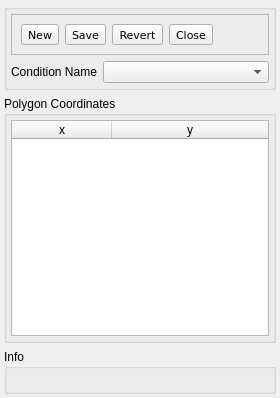
flueke/mvme, file src/analysis/polygon_condition_dialog.ui: the form before one commit.
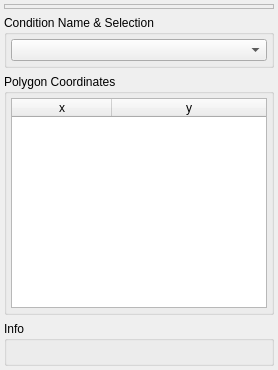
The form after the commit. Icons and pictures are not drawn.

Commit message: analysis: improve polygon editing (undo/redo, deletion, dialog toolbar)

Diff of the .ui file:
```diff
--- a/src/analysis/polygon_condition_dialog.ui
+++ b/src/analysis/polygon_condition_dialog.ui
@@ -6,8 +6,8 @@
    <rect>
     <x>0</x>
     <y>0</y>
-    <width>280</width>
-    <height>398</height>
+    <width>278</width>
+    <height>370</height>
    </rect>
   </property>
   <property name="windowTitle">
@@ -27,40 +27,6 @@
     <number>4</number>
    </property>
    <item row="2" column="0">
-    <widget class="QGroupBox" name="groupBox">
-     <property name="title">
-      <string>Info</string>
-     </property>
-     <layout class="QGridLayout" name="gridLayout">
-      <property name="leftMargin">
-       <number>4</number>
-      </property>
-      <property name="topMargin">
-       <number>4</number>
-      </property>
-      <property name="rightMargin">
-       <number>4</number>
-      </property>
-      <property name="bottomMargin">
-       <number>4</number>
-      </property>
-      <item row="0" column="0">
-       <widget class="QLabel" name="label_info">
-        <property name="text">
-         <string/>
-        </property>
-        <property name="textFormat">
-         <enum>Qt::PlainText</enum>
-        </property>
-        <property name="wordWrap">
-         <bool>true</bool>
-        </property>
-       </widget>
-      </item>
-     </layout>
-    </widget>
-   </item>
-   <item row="1" column="0">
     <widget class="QGroupBox" name="groupBox_2">
      <property name="title">
       <string>Polygon Coordinates</string>
@@ -116,10 +82,10 @@
      </layout>
     </widget>
    </item>
-   <item row="0" column="0">
+   <item row="1" column="0">
     <widget class="QGroupBox" name="groupBox_3">
      <property name="title">
-      <string/>
+      <string>Condition Name &amp;&amp; Selection</string>
      </property>
      <layout class="QGridLayout" name="gridLayout_3">
       <property name="leftMargin">
@@ -134,14 +100,7 @@
       <property name="bottomMargin">
        <number>4</number>
       </property>
-      <item row="1" column="0">
-       <widget class="QLabel" name="label">
-        <property name="text">
-         <string>Condition Name</string>
-        </property>
-       </widget>
-      </item>
-      <item row="1" column="1" colspan="2">
+      <item row="1" column="0" colspan="3">
        <widget class="QComboBox" name="combo_cond">
         <property name="editable">
          <bool>false</bool>
@@ -151,111 +110,59 @@
         </property>
        </widget>
       </item>
-      <item row="0" column="0" colspan="3">
-       <widget class="QFrame" name="frame">
-        <property name="frameShape">
-         <enum>QFrame::StyledPanel</enum>
+     </layout>
+    </widget>
+   </item>
+   <item row="3" column="0">
+    <widget class="QGroupBox" name="groupBox">
+     <property name="title">
+      <string>Info</string>
+     </property>
+     <layout class="QGridLayout" name="gridLayout">
+      <property name="leftMargin">
+       <number>4</number>
+      </property>
+      <property name="topMargin">
+       <number>4</number>
+      </property>
+      <property name="rightMargin">
+       <number>4</number>
+      </property>
+      <property name="bottomMargin">
+       <number>4</number>
+      </property>
+      <item row="0" column="0">
+       <widget class="QLabel" name="label_info">
+        <property name="text">
+         <string/>
         </property>
-        <property name="frameShadow">
-         <enum>QFrame::Raised</enum>
+        <property name="textFormat">
+         <enum>Qt::PlainText</enum>
         </property>
-        <layout class="QHBoxLayout" name="horizontalLayout">
-         <item>
-          <widget class="QToolButton" name="tb_new">
-           <property name="font">
-            <font>
-             <family>DejaVu Sans</family>
-             <pointsize>8</pointsize>
-            </font>
-           </property>
-           <property name="text">
-            <string>New</string>
-           </property>
-           <property name="icon">
-            <iconset theme="document-new"/>
-           </property>
-           <property name="toolButtonStyle">
-            <enum>Qt::ToolButtonTextUnderIcon</enum>
-           </property>
-          </widget>
-         </item>
-         <item>
-          <widget class="QToolButton" name="tb_save">
-           <property name="font">
-            <font>
-             <family>DejaVu Sans</family>
-             <pointsize>8</pointsize>
-            </font>
-           </property>
-           <property name="text">
-            <string>Save</string>
-           </property>
-           <property name="icon">
-            <iconset theme="document-save"/>
-           </property>
-           <property name="toolButtonStyle">
-            <enum>Qt::ToolButtonTextUnderIcon</enum>
-           </property>
-          </widget>
-         </item>
-         <item>
-          <widget class="QToolButton" name="tb_revert">
-           <property name="font">
-            <font>
-             <family>DejaVu Sans</family>
-             <pointsize>8</pointsize>
-            </font>
-           </property>
-           <property name="text">
-            <string>Revert</string>
-           </property>
-           <property name="icon">
-            <iconset theme="document-revert"/>
-           </property>
-           <property name="toolButtonStyle">
-            <enum>Qt::ToolButtonTextUnderIcon</enum>
-           </property>
-          </widget>
-         </item>
-         <item>
-          <widget class="QToolButton" name="tb_close">
-           <property name="font">
-            <font>
-             <family>DejaVu Sans</family>
-             <pointsize>8</pointsize>
-            </font>
-           </property>
-           <property name="text">
-            <string>Close</string>
-           </property>
-           <property name="icon">
-            <iconset theme="document-revert">
-             <normaloff>.</normaloff>.</iconset>
-           </property>
-           <property name="toolButtonStyle">
-            <enum>Qt::ToolButtonTextUnderIcon</enum>
-           </property>
-          </widget>
-         </item>
-         <item>
-          <spacer name="horizontalSpacer">
-           <property name="orientation">
-            <enum>Qt::Horizontal</enum>
-           </property>
-           <property name="sizeHint" stdset="0">
-            <size>
-             <width>40</width>
-             <height>20</height>
-            </size>
-           </property>
-          </spacer>
-         </item>
-        </layout>
+        <property name="wordWrap">
+         <bool>true</bool>
+        </property>
        </widget>
       </item>
      </layout>
     </widget>
    </item>
+   <item row="0" column="0">
+    <widget class="QFrame" name="tb_frame">
+     <property name="minimumSize">
+      <size>
+       <width>5</width>
+       <height>5</height>
+      </size>
+     </property>
+     <property name="frameShape">
+      <enum>QFrame::StyledPanel</enum>
+     </property>
+     <property name="frameShadow">
+      <enum>QFrame::Raised</enum>
+     </property>
+    </widget>
+   </item>
   </layout>
  </widget>
  <resources/>
```
The commit also changes 2 other files.
